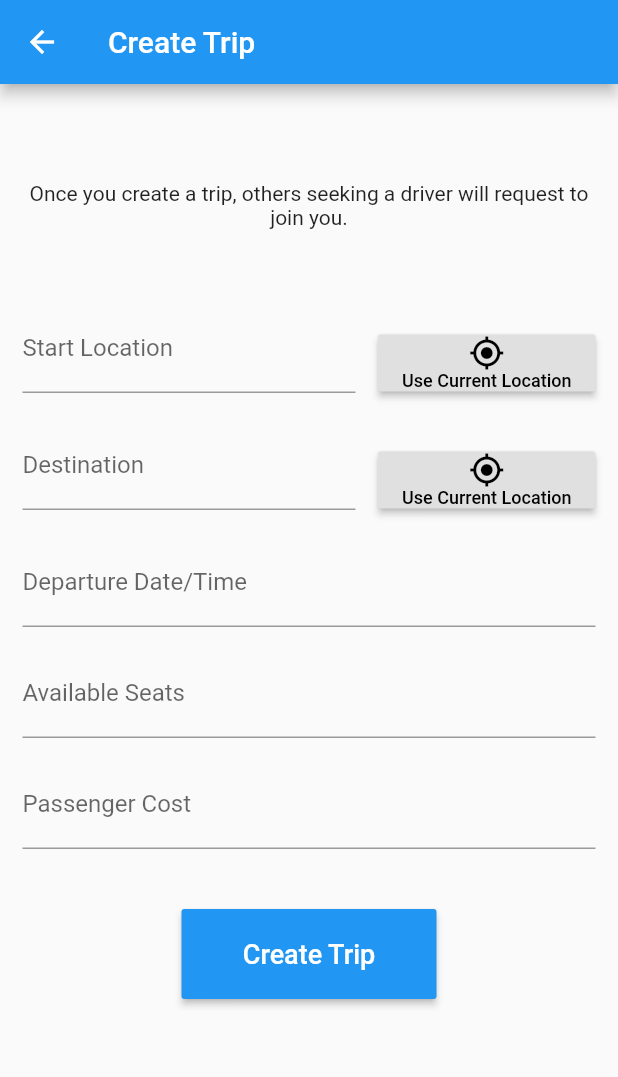
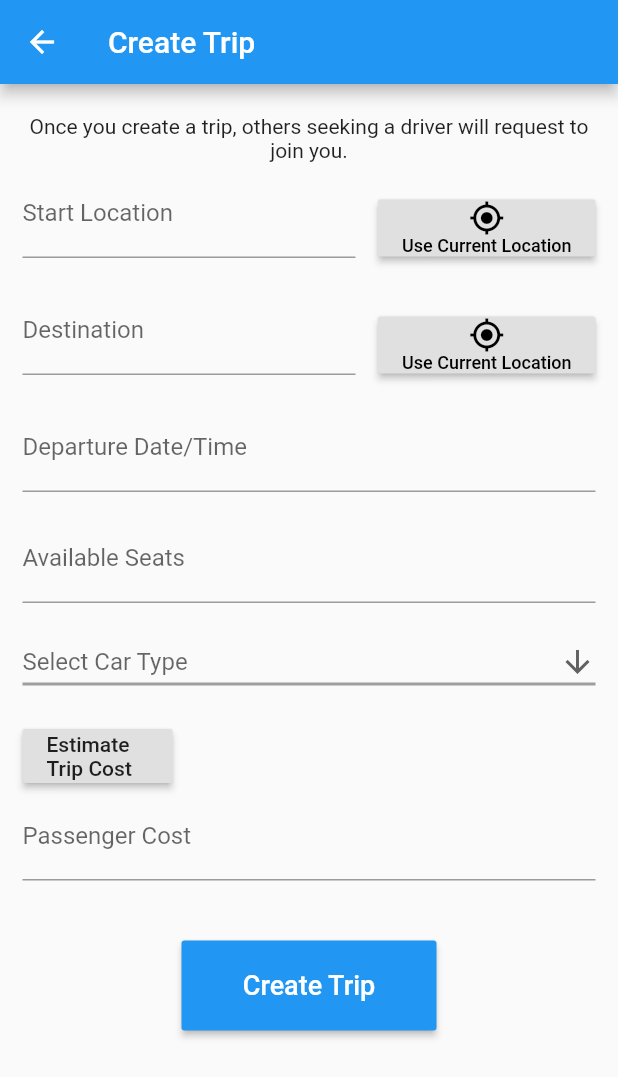
Before and after one commit to rcaina/Passenger, a Flutter app: the CreateDriverTrip screen opened directly, on a phone screen of 412 x 824 dp. Shown: the top 1077 px of the screen. Run offline on Flutter 3.47's test engine with Material 2 defaults, Android fonts, the phone set to English and light mode, and no system bars; drawn by our look-alikes of date_time_picker; our stand-ins replace settings_ui.

Commit message:
Add trip travel cost to create driver trip page

```diff
--- a/analysis_options.yaml
+++ b/analysis_options.yaml
@@ -26,6 +26,7 @@ linter:
         # prefer_single_quotes: true  # Uncomment to enable the `prefer_single_quotes` rule
         prefer_const_constructors: false
         prefer_const_literals_to_create_immutables: false
+        non_constant_identifier_names: false
         avoid_print: false
         file_names: false
 # Additional information about this file can be found at
--- /dev/null
+++ b/lib/network/server_facade.dart
@@ -0,0 +1,29 @@
+import 'dart:async';
+import 'dart:convert';
+import 'package:http/http.dart' as http;
+
+class ServerFacade {
+  static const String googleMapsDirectionsAPI =
+      "https://maps.googleapis.com/maps/api/directions/json";
+  static const String googleMapsDistanceMatrixAPI =
+      "https://maps.googleapis.com/maps/api/distancematrix/json";
+
+  static String GOOGLE_MAPS_API_KEY = "AIzaSyB-xwiFx0RmrOWmoDjsXHb4cGYbsL4128U";
+
+  static Future<dynamic> getDistanceBetweenTwoCities(
+      String start, String destination) async {
+    if (start.isNotEmpty && destination.isNotEmpty) {
+      var response = await http.get(Uri.parse(googleMapsDistanceMatrixAPI +
+          '?origins=' +
+          start +
+          "&destinations=" +
+          destination +
+          "&key=" +
+          GOOGLE_MAPS_API_KEY +
+          "&units=imperial"));
+      return jsonDecode(response.body);
+    } else {
+      return "Missing start or destination";
+    }
+  }
+}
--- a/lib/view/createDriverTrip.dart
+++ b/lib/view/createDriverTrip.dart
@@ -1,4 +1,7 @@
+import 'dart:collection';
+
 import 'package:flutter/material.dart';
+import 'package:passenger/network/server_facade.dart';
 import 'package:uuid/uuid.dart';
 import 'package:date_time_picker/date_time_picker.dart';
 import 'package:passenger/view/navigation.dart';
@@ -23,6 +26,11 @@ class _CreateDriverTripState extends State<CreateDriverTrip> {
   final departureDateTimeController = TextEditingController();
   final availableSeatsController = TextEditingController();
   final passengerCostController = TextEditingController();
+  final _controller = TextEditingController();
+
+  final Map<String, int> carTypesMPG = {"Sedan": 30, "SUV": 26, "Truck": 22};
+  String? carType;
+  String tripCost = "";
 
   @override
   Widget build(BuildContext context) {
@@ -45,7 +53,9 @@ class _CreateDriverTripState extends State<CreateDriverTrip> {
                   inputDateTime(
                       "Departure Date/Time", departureDateTimeController),
                   inputNumber("Available Seats", availableSeatsController),
-                  inputDollarAmount("Passenger Cost", passengerCostController),
+                  dropdownCarType(),
+                  estimateTripCostButton(),
+                  inputNumber("Passenger Cost", passengerCostController),
                   buttonCreateTrip(context)
                 ],
               ),
@@ -58,7 +68,7 @@ class _CreateDriverTripState extends State<CreateDriverTrip> {
 
   Widget get textDescription {
     return const Padding(
-      padding: EdgeInsets.only(top: 50, bottom: 50),
+      padding: EdgeInsets.only(top: 5, bottom: 5),
       child: Text(
         "Once you create a trip, others seeking a driver will request to join you.",
         textAlign: TextAlign.center,
@@ -139,6 +149,104 @@ class _CreateDriverTripState extends State<CreateDriverTrip> {
     );
   }
 
+  Widget dropdownCarType() {
+    return Padding(
+      padding: EdgeInsets.only(bottom: 15),
+      child: DropdownButton<String>(
+        value: carType,
+        icon: const Icon(Icons.arrow_downward),
+        iconSize: 24,
+        elevation: 24,
+        style: const TextStyle(color: Colors.blue, fontSize: 16),
+        isExpanded: true,
+        hint: Text("Select Car Type"),
+        underline: Container(
+          height: 2,
+          color: Colors.grey,
+        ),
+        onChanged: (String? newValue) {
+          setState(() {
+            carType = newValue!;
+          });
+        },
+        items: carTypesMPG.keys.map<DropdownMenuItem<String>>((String value) {
+          return DropdownMenuItem<String>(
+            value: value,
+            child: Text(value),
+          );
+        }).toList(),
+      ),
+    );
+  }
+
+  Widget estimateTripCostButton() {
+    return Row(
+      crossAxisAlignment: CrossAxisAlignment.center,
+      children: <Widget>[
+        Container(
+          padding: EdgeInsets.only(right: 15),
+          child: SizedBox(
+            width: 100, // specific value
+            child: RaisedButton(
+              child: Text(
+                "Estimate Trip Cost",
+                style: TextStyle(fontSize: 14),
+              ),
+              onPressed: () {
+                if (startLocationController.text.isEmpty ||
+                    destinationController.text.isEmpty) {
+                  setState(() {
+                    tripCost =
+                        "Please enter your start location and destination";
+                  });
+                } else {
+                  ServerFacade.getDistanceBetweenTwoCities(
+                          startLocationController.text,
+                          destinationController.text)
+                      .then((response) {
+                    print(response);
+                    var GAS_PRICE = 4.4;
+                    var distance =
+                        response["rows"][0]["elements"][0]["distance"]["text"];
+                    var travelTime =
+                        response["rows"][0]["elements"][0]["duration"]["text"];
+                    var distanceValue =
+                        distance.replaceAll(RegExp(r'[^0-9]'), '');
+                    var mpg = carType != null
+                        ? carTypesMPG[carType]
+                        : carTypesMPG["Sedan"];
+                    var cost = (int.parse(distanceValue) / mpg! * GAS_PRICE)
+                        .toStringAsFixed(2);
+
+                    if (availableSeatsController.text.isNotEmpty) {
+                      passengerCostController.text = (double.parse(cost) /
+                              (int.parse(availableSeatsController.text) + 1))
+                          .toStringAsFixed(2);
+                    }
+
+                    setState(() {
+                      tripCost = "Travel Time: " +
+                          travelTime +
+                          "\nTrip Distance: " +
+                          distance +
+                          "\nEstimated Trip Cost: \$" +
+                          cost;
+                    });
+                  }, onError: (error) {
+                    print(error);
+                  });
+                }
+              },
+            ),
+          ),
+        ),
+        Expanded(
+          child: Text(tripCost),
+        ),
+      ],
+    );
+  }
+
   Widget buttonCreateTrip(BuildContext context) {
     return Padding(
       padding: EdgeInsets.all(25),
```
